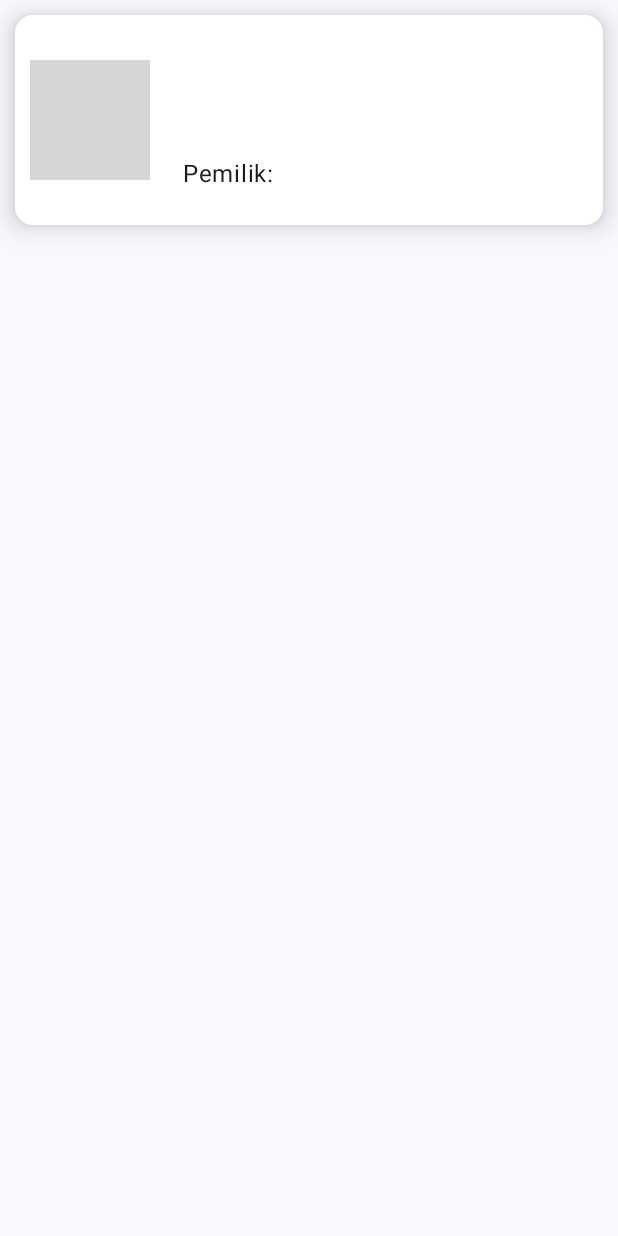
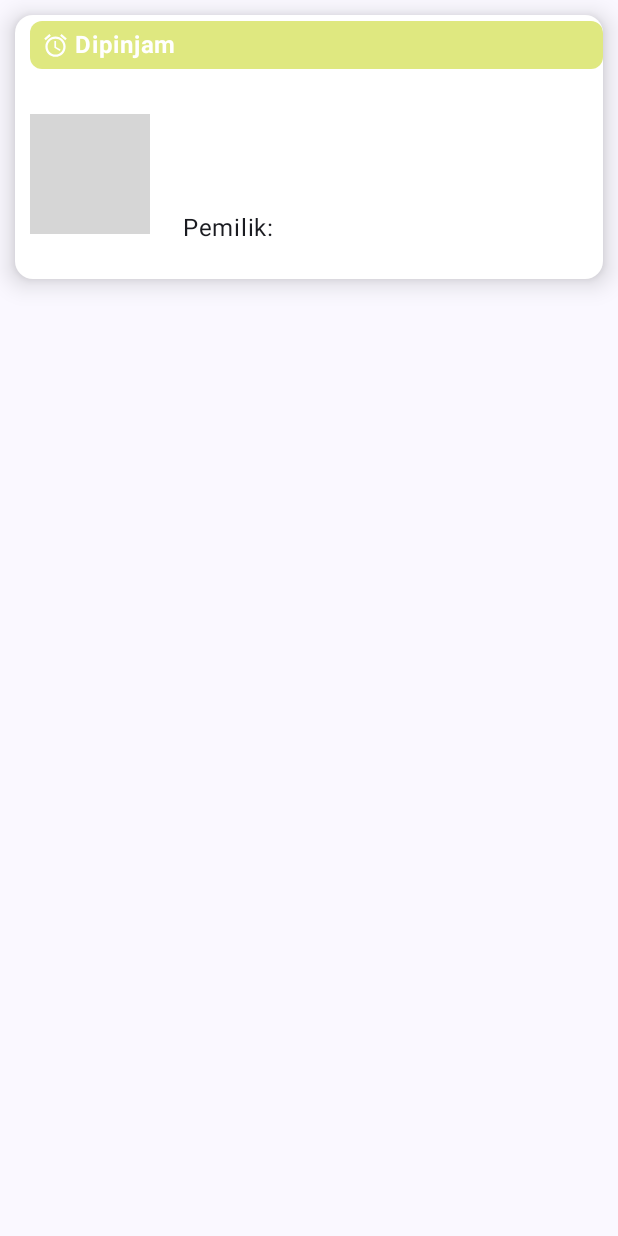
Before and after one commit to ratriretno/pinjambuku, an Android app built with Jetpack Compose: the composable BookListItemBorrow shown on its own in the app's theme, on a phone screen of 412 x 824 dp. Run offline under Robolectric (Android 15) with nearby library versions, the phone set to English and light mode, and no system bars; pictures from the network do not load; grey boxes are pictures that could not be loaded.

Commit message:
fix peminjaman

```diff
--- a/app/src/main/java/com/example/pinjambuku/model/BookModel.kt
+++ b/app/src/main/java/com/example/pinjambuku/model/BookModel.kt
@@ -7,7 +7,8 @@ import kotlinx.parcelize.Parcelize
 @Parcelize
 data class BookModel (
     @SerializedName("id"           ) var id          : String? = "",
-    @SerializedName("id_transaksi") var idTransaksi  : String? = "",
+    @SerializedName("id_transaction") var idTransaksi  : String? = "",
+    @SerializedName("id_borrower") var idBorrower  : String? = "",
     @SerializedName("name"         ) var name        : String? = "",
     @SerializedName("description"  ) var description : String? = "",
     @SerializedName("id_owner"     ) var idOwner     : String? = "",
@@ -19,5 +20,6 @@ data class BookModel (
     @SerializedName("writer"       ) var writer      : String? = "",
     @SerializedName("publisher"    ) var publisher   : String? = "",
     @SerializedName("full_name"    ) var ownerName   : String? = "",
+    @SerializedName("end_date"    ) var endDate   : String = "",
 
 ) :Parcelable
--- a/app/src/main/java/com/example/pinjambuku/network/ApiService.kt
+++ b/app/src/main/java/com/example/pinjambuku/network/ApiService.kt
@@ -40,6 +40,10 @@ interface ApiService {
     suspend fun borrowBook(@Field("idBuku") idBook: String, @Field("idUser") idUser : String,
                            @Field("name") bookName : String): BorrowResponse
 
+    @FormUrlEncoded
+    @POST("returnBook.php")
+    suspend fun returnBook(@Field("idBuku") idBook: String, @Field("idTransaksi") idTransaksi : String): BorrowResponse
+
 
     @GET("listBorrowBook.php")
     suspend fun listBorrowBook( @Query("id_user") idUser : String): BooksResponse
--- a/app/src/main/java/com/example/pinjambuku/ui/BorrowedBookScreen.kt
+++ b/app/src/main/java/com/example/pinjambuku/ui/BorrowedBookScreen.kt
@@ -3,9 +3,7 @@ package com.example.pinjambuku.ui
 import android.content.Context
 import android.util.Log
 import android.widget.Toast
-import androidx.compose.foundation.Image
 import androidx.compose.foundation.background
-import androidx.compose.foundation.border
 import androidx.compose.foundation.clickable
 import androidx.compose.foundation.layout.Box
 import androidx.compose.foundation.layout.Column
@@ -13,7 +11,6 @@ import androidx.compose.foundation.layout.Row
 import androidx.compose.foundation.layout.Spacer
 import androidx.compose.foundation.layout.fillMaxSize
 import androidx.compose.foundation.layout.fillMaxWidth
-import androidx.compose.foundation.layout.height
 import androidx.compose.foundation.layout.padding
 import androidx.compose.foundation.layout.size
 import androidx.compose.foundation.layout.width
@@ -26,7 +23,6 @@ import androidx.compose.material3.CenterAlignedTopAppBar
 import androidx.compose.material3.ExperimentalMaterial3Api
 import androidx.compose.material3.Icon
 import androidx.compose.material3.IconButton
-import androidx.compose.material3.MaterialTheme
 import androidx.compose.material3.Scaffold
 import androidx.compose.material3.Text
 import androidx.compose.material3.TopAppBarDefaults
@@ -35,28 +31,17 @@ import androidx.compose.runtime.getValue
 import androidx.compose.ui.Alignment
 import androidx.compose.ui.Modifier
 import androidx.compose.ui.graphics.Color
-import androidx.compose.ui.text.style.TextAlign
 import androidx.compose.ui.unit.dp
-import androidx.navigation.NavHostController
 import androidx.compose.foundation.shape.RoundedCornerShape
-import androidx.compose.foundation.text.BasicTextField
-import androidx.compose.material.icons.filled.Favorite
-import androidx.compose.material.icons.filled.FavoriteBorder
-import androidx.compose.material.icons.filled.Lock
-import androidx.compose.material.icons.filled.Search
-import androidx.compose.material3.Button
-import androidx.compose.material3.ButtonDefaults
+import androidx.compose.material.icons.filled.AccessAlarm
+import androidx.compose.material.icons.filled.Check
 import androidx.compose.material3.Card
 import androidx.compose.material3.CardDefaults
-import androidx.compose.material3.FloatingActionButton
 import androidx.compose.runtime.State
 import androidx.compose.runtime.collectAsState
-import androidx.compose.ui.draw.alpha
 import androidx.compose.ui.platform.LocalContext
 import androidx.compose.ui.platform.testTag
 import androidx.compose.ui.res.colorResource
-import androidx.compose.ui.res.painterResource
-import androidx.compose.ui.text.TextStyle
 import androidx.compose.ui.text.font.FontWeight
 import androidx.compose.ui.text.style.TextOverflow
 import androidx.compose.ui.unit.sp
@@ -70,13 +55,12 @@ import com.example.pinjambuku.model.BookModel
 import com.example.pinjambuku.network.Constant.dataStore
 import com.example.pinjambuku.network.ResultNetwork
 import com.example.pinjambuku.ui.screen.BorrowBookViewModel
-import com.example.pinjambuku.ui.screen.HomeViewModel
 
 
 @OptIn(ExperimentalMaterial3Api::class)
 @Composable
 fun BorrowedBookScreen(
-    idUser : String,
+    idUser: String,
     viewModel: BorrowBookViewModel = viewModel(factory = LocalContext.current.let {
         ViewModelFactory.getInstance(
             LocalContext.current,
@@ -86,6 +70,7 @@ fun BorrowedBookScreen(
     lifecycleOwner: LifecycleOwner = LocalLifecycleOwner.current,
     context: Context = LocalContext.current,
     goToDetailBook: (BookModel) -> Unit,
+    navigateBack: () -> Unit,
 ){
     val books = viewModel.bookList.collectAsStateWithLifecycle()
     val isLoading by viewModel.isLoading.collectAsState()
@@ -125,7 +110,7 @@ fun BorrowedBookScreen(
             CenterAlignedTopAppBar(
                 title = { Text(text = "Peminjaman") },
                 navigationIcon = {
-                    IconButton(onClick = {}) {                        //navController.popBackStack()
+                    IconButton(onClick = navigateBack) {                        //navController.popBackStack()
                         Row(verticalAlignment = Alignment.CenterVertically) {
                             Icon(
                                 imageVector = Icons.Default.ArrowBack,
@@ -241,6 +226,57 @@ fun BookListItemBorrow(
         elevation = CardDefaults.cardElevation(10.dp)
     ) {
 
+        Column {
+            Row(
+                    verticalAlignment = Alignment.CenterVertically,
+                    modifier = Modifier
+                        .fillMaxWidth()
+                        .padding(top = 4.dp, start = 10.dp)
+                        .background(
+                            if (!book.endDate.isNullOrEmpty()){
+                                Color(0xB24CAF50)
+                            } else{
+                                Color(0xA3CDDC39)
+                            }
+                           , shape = RoundedCornerShape(8.dp))
+
+
+                        .padding(horizontal = 8.dp, vertical = 4.dp)
+                ) {
+                var textNotice : String
+
+                if (!book.endDate.isNullOrEmpty()){
+                    Log.i("end", book.endDate)
+                    Log.i("end", book.name.toString())
+                    textNotice = "Selesei"
+                    Icon(
+                        imageVector = Icons.Default.Check,
+                        contentDescription = "Borrowed Icon",
+                        tint = Color.White,
+                        modifier = Modifier.size(18.dp)
+                    )
+
+                } else{
+                    textNotice = "Dipinjam"
+                    Icon(
+                        imageVector = Icons.Default.AccessAlarm,
+                        contentDescription = "Borrowed Icon",
+                        tint = Color.White,
+                        modifier = Modifier.size(18.dp)
+                    )
+                }
+
+
+                    Spacer(modifier = Modifier.width(4.dp))
+                    Text(
+                        text = textNotice,
+                        color = Color.White,
+                        fontWeight = FontWeight.Bold,
+                        fontSize = 16.sp
+                    )
+                }
+
+
             Row(
                 modifier = Modifier
                     .fillMaxWidth()
@@ -297,6 +333,8 @@ fun BookListItemBorrow(
                     }
 
                 }
+        }
+
 
             //Jika item un-clickable, ada tambahan badge "Dipinjam" disertai icon, jika item un-clickable
 //            if (!book.available!!) {
--- a/app/src/main/java/com/example/pinjambuku/ui/HomeScreen.kt
+++ b/app/src/main/java/com/example/pinjambuku/ui/HomeScreen.kt
@@ -369,7 +369,7 @@ fun DecoratedTextField(query: String, viewModel: HomeViewModel) {
                 ) {
                     if (query.isEmpty()) {
                         Text(
-                            text = "Cari nama buku atau penulis",
+                            text = "Cari nama buku",
                             style = TextStyle(color = Color.Gray)
                         )
                     }
--- a/app/src/main/res/values/colors.xml
+++ b/app/src/main/res/values/colors.xml
@@ -11,6 +11,7 @@
     <color name="ungu_muda">#FFCDC1FF</color>
     <color name="hijau_muda">#FF72BF78</color>
     <color name="kuning_muda">#FFFEFF9F</color>
+    <color name="kuning_kembali">#EDD1830F</color>
     <color name="hijau">#FF80CBC4</color>
     <color name="orange">#FFFFD95F</color>
     <color name="krem">#FFFFEFC8</color>
```
Also changed, not shown: app/src/main/java/com/example/pinjambuku/PinjamBukuApp.kt (+7 -2 lines), app/src/main/java/com/example/pinjambuku/repository/BookRepository.kt (+15 -0 lines), app/src/main/java/com/example/pinjambuku/ui/DetailScreen.kt (+54 -30 lines), app/src/main/java/com/example/pinjambuku/ui/navigation/BookDestinations.kt (+8 -0 lines), app/src/main/java/com/example/pinjambuku/ui/screen/DetailViewModel.kt (+11 -1 lines). Lines whose indentation alone changed are shown as unchanged.
